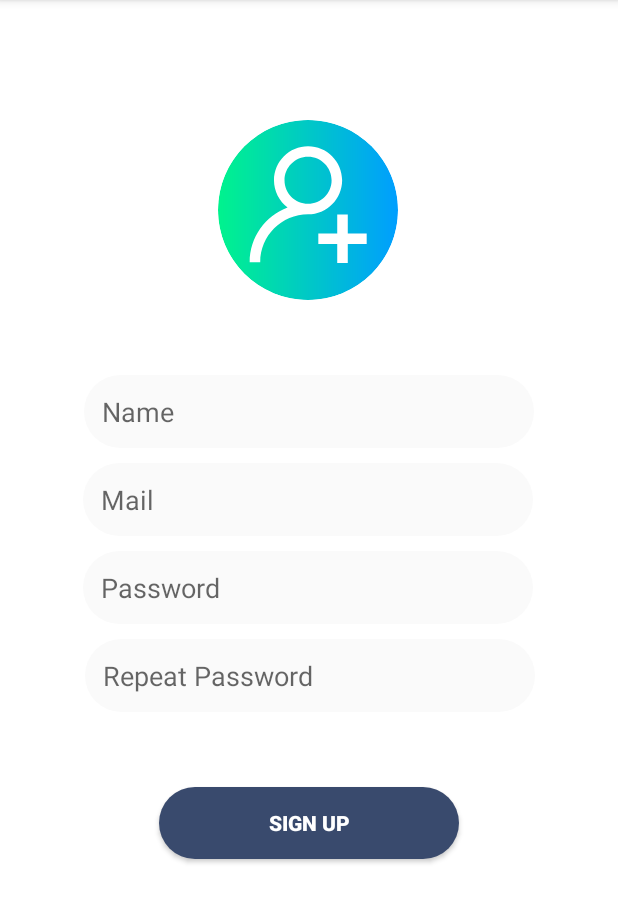
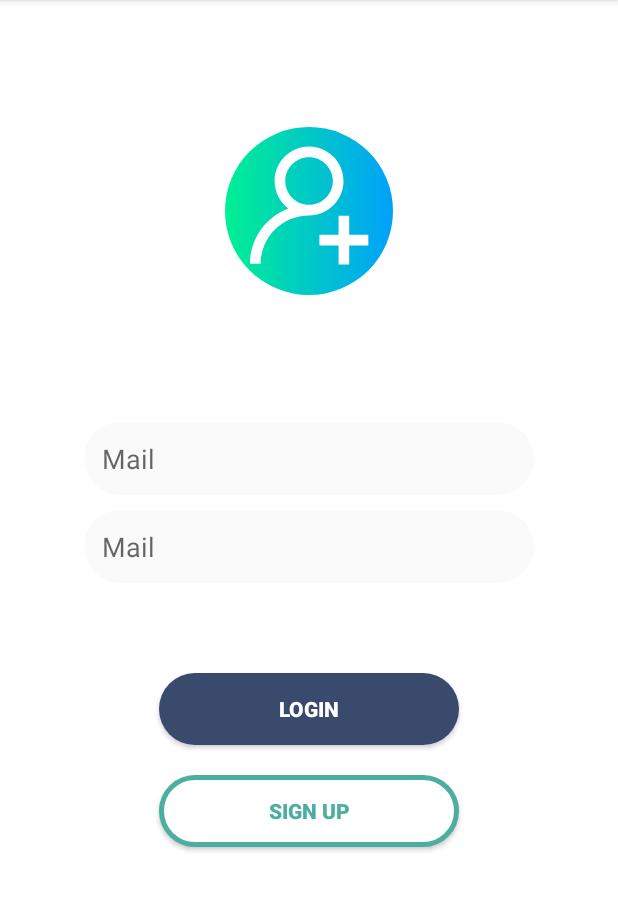
Before and after one commit to SusanaSantosMoreno/BlogFirebaseAppAndroid, an Android app: the screen it shows after launch (RegisterActivity before the commit, loginActivity after it), on a phone screen of 412 x 824 dp, the part 84-1007 px from its top. Run offline under Robolectric (Android 15) with nearby library versions, the phone set to English and light mode, and no system bars; our stand-ins replace CircleImageView, Firebase (no records; nobody signed in at launch, a user with empty details on screens opened directly).

Commit message:
FireBase user login complete.

```diff
--- a/app/src/main/AndroidManifest.xml
+++ b/app/src/main/AndroidManifest.xml
@@ -9,14 +9,15 @@
         android:roundIcon="@mipmap/ic_launcher_round"
         android:supportsRtl="true"
         android:theme="@style/AppTheme">
-        <activity android:name=".HomeActivity"></activity>
-        <activity android:name=".Activities.RegisterActivity">
+        <activity android:name=".Activities.loginActivity">
             <intent-filter>
                 <action android:name="android.intent.action.MAIN" />
 
                 <category android:name="android.intent.category.LAUNCHER" />
             </intent-filter>
         </activity>
+        <activity android:name=".Activities.HomeActivity" />
+        <activity android:name=".Activities.RegisterActivity"></activity>
     </application>
 
     <uses-permission android:name="android.permission.READ_EXTERNAL_STORAGE" />
--- a/app/src/main/java/com/example/susanasantosmoreno/blogfirebaseapp/HomeActivity.java
+++ b/app/src/main/java/com/example/susanasantosmoreno/blogfirebaseapp/Activities/HomeActivity.java
@@ -1,8 +1,9 @@
-package com.example.susanasantosmoreno.blogfirebaseapp;
+package com.example.susanasantosmoreno.blogfirebaseapp.Activities;
+
 
 import androidx.appcompat.app.AppCompatActivity;
-
 import android.os.Bundle;
+import com.example.susanasantosmoreno.blogfirebaseapp.R;
 
 public class HomeActivity extends AppCompatActivity {
 
--- a/app/src/main/java/com/example/susanasantosmoreno/blogfirebaseapp/Activities/RegisterActivity.java
+++ b/app/src/main/java/com/example/susanasantosmoreno/blogfirebaseapp/Activities/RegisterActivity.java
@@ -19,7 +19,6 @@ import android.widget.ImageView;
 import android.widget.ProgressBar;
 import android.widget.Toast;
 
-import com.example.susanasantosmoreno.blogfirebaseapp.HomeActivity;
 import com.example.susanasantosmoreno.blogfirebaseapp.R;
 import com.google.android.gms.tasks.OnCompleteListener;
 import com.google.android.gms.tasks.OnSuccessListener;
@@ -54,12 +53,12 @@ public class RegisterActivity extends AppCompatActivity {
         setContentView(R.layout.activity_register);
 
         //init views
-        userImage = findViewById(R.id.reg_user_img);
+        userImage = findViewById(R.id.regUserImg);
         userEmail = findViewById(R.id.regMail);
         userName = findViewById(R.id.regName);
         userPassword = findViewById(R.id.regPassword);
         userPasswordRepeat = findViewById(R.id.regPasswordRep);
-        regBtn = findViewById(R.id.reg_button);
+        regBtn = findViewById(R.id.regButton);
         loadingProgress = findViewById(R.id.regProgressBar);
         mAuth = FirebaseAuth.getInstance();
 
--- /dev/null
+++ b/app/src/main/java/com/example/susanasantosmoreno/blogfirebaseapp/Activities/loginActivity.java
@@ -0,0 +1,116 @@
+package com.example.susanasantosmoreno.blogfirebaseapp.Activities;
+
+import androidx.annotation.NonNull;
+import androidx.appcompat.app.AppCompatActivity;
+
+import android.content.Intent;
+import android.media.Image;
+import android.os.Bundle;
+import android.view.View;
+import android.widget.Button;
+import android.widget.EditText;
+import android.widget.ImageView;
+import android.widget.ProgressBar;
+import android.widget.Toast;
+
+import com.example.susanasantosmoreno.blogfirebaseapp.R;
+import com.google.android.gms.tasks.OnCompleteListener;
+import com.google.android.gms.tasks.Task;
+import com.google.firebase.auth.AuthResult;
+import com.google.firebase.auth.FirebaseAuth;
+import com.google.firebase.auth.FirebaseUser;
+
+public class loginActivity extends AppCompatActivity {
+
+    private EditText userMail;
+    private EditText userPassword;
+    private Button loginBtn;
+    private ProgressBar loginProgressBar;
+    private Button loginSignUpBtn;
+
+    private FirebaseAuth mAuth;
+    private Intent homeActivity;
+
+    @Override
+    protected void onCreate(Bundle savedInstanceState) {
+        super.onCreate(savedInstanceState);
+        setContentView(R.layout.activity_login);
+
+        //init views
+        userMail = findViewById(R.id.loginMail);
+        userPassword = findViewById(R.id.loginPassword);
+        loginBtn = findViewById(R.id.loginButton);
+        loginProgressBar = findViewById(R.id.loginProgressBar);
+        loginSignUpBtn = findViewById(R.id.signUpButton);
+        mAuth = FirebaseAuth.getInstance();
+        homeActivity = new Intent(this, HomeActivity.class);
+
+        loginProgressBar.setVisibility(View.INVISIBLE);
+        loginBtn.setOnClickListener(new View.OnClickListener() {
+            @Override
+            public void onClick(View v) {
+                loginProgressBar.setVisibility(View.VISIBLE);
+                loginBtn.setVisibility(View.INVISIBLE);
+
+                final String mail = userMail.getText().toString();
+                final String password = userPassword.getText().toString();
+
+                if(mail.isEmpty() || password.isEmpty()){
+                    showMessage("Please verify all fields");
+                    loginProgressBar.setVisibility(View.INVISIBLE);
+                    loginBtn.setVisibility(View.VISIBLE);
+                }else{
+                    signIn(mail, password);
+                }
+            }
+        });
+
+        loginSignUpBtn.setOnClickListener(new View.OnClickListener() {
+            @Override
+            public void onClick(View v) {
+                Intent registerActivity = new Intent(getApplicationContext(), RegisterActivity.class);
+                startActivity(registerActivity);
+                finish();
+            }
+        });
+    }
+
+    private void signIn(String mail, String password) {
+        mAuth.signInWithEmailAndPassword(mail, password).addOnCompleteListener
+                (new OnCompleteListener<AuthResult>() {
+                    @Override
+                    public void onComplete(@NonNull Task<AuthResult> task) {
+                        if(task.isSuccessful()){
+                            loginProgressBar.setVisibility(View.INVISIBLE);
+                            loginBtn.setVisibility(View.VISIBLE);
+                            updateUI();
+                        }else{
+                            showMessage(task.getException().getMessage());
+                            loginProgressBar.setVisibility(View.INVISIBLE);
+                            loginBtn.setVisibility(View.VISIBLE);
+                        }
+                    }
+                });
+    }
+
+    private void updateUI() {
+        startActivity(homeActivity);
+        finish();
+    }
+
+    private void showMessage(String message) {
+        Toast.makeText(getApplicationContext(), message, Toast.LENGTH_LONG).show();
+    }
+
+    @Override
+    protected void onStart() {
+        super.onStart();
+
+        FirebaseUser user = mAuth.getCurrentUser();
+
+        if(user != null){
+            // the user is already connected
+            updateUI();
+        }
+    }
+}
--- /dev/null
+++ b/app/src/main/res/drawable/login_btn_style.xml
@@ -0,0 +1,6 @@
+<?xml version="1.0" encoding="utf-8"?>
+<shape xmlns:android="http://schemas.android.com/apk/res/android">
+    <solid android:color="#FFFFFF"></solid>
+    <corners android:radius="32dp"></corners>
+    <stroke android:color="@color/colorAdditionalMed" android:width="3dp"></stroke>
+</shape>
--- a/app/src/main/res/layout/activity_home.xml
+++ b/app/src/main/res/layout/activity_home.xml
@@ -4,6 +4,6 @@
     xmlns:tools="http://schemas.android.com/tools"
     android:layout_width="match_parent"
     android:layout_height="match_parent"
-    tools:context=".HomeActivity">
+    tools:context=".Activities.HomeActivity">
 
 </androidx.constraintlayout.widget.ConstraintLayout>
--- /dev/null
+++ b/app/src/main/res/layout/activity_login.xml
@@ -0,0 +1,82 @@
+<?xml version="1.0" encoding="utf-8"?>
+<androidx.constraintlayout.widget.ConstraintLayout xmlns:android="http://schemas.android.com/apk/res/android"
+    xmlns:app="http://schemas.android.com/apk/res-auto"
+    xmlns:tools="http://schemas.android.com/tools"
+    android:layout_width="match_parent"
+    android:layout_height="match_parent"
+    tools:context=".Activities.loginActivity"
+    android:background="#ffffff">
+
+    <de.hdodenhof.circleimageview.CircleImageView
+        android:id="@+id/loginUserImg"
+        android:layout_width="112dp"
+        android:layout_height="121dp"
+        android:layout_marginTop="80dp"
+        android:src="@drawable/adduser"
+        app:layout_constraintEnd_toEndOf="parent"
+        app:layout_constraintStart_toStartOf="parent"
+        app:layout_constraintTop_toTopOf="parent" />
+
+    <EditText
+        android:id="@+id/loginMail"
+        android:layout_width="300dp"
+        android:layout_height="wrap_content"
+        android:layout_marginTop="80dp"
+        android:background="@drawable/reg_edittext_style"
+        android:ems="10"
+        android:hint="@string/reg_mail"
+        android:inputType="textPersonName"
+        app:layout_constraintEnd_toEndOf="parent"
+        app:layout_constraintStart_toStartOf="parent"
+        app:layout_constraintTop_toBottomOf="@+id/loginUserImg" />
+
+    <EditText
+        android:id="@+id/loginPassword"
+        android:layout_width="300dp"
+        android:layout_height="wrap_content"
+        android:layout_marginTop="10dp"
+        android:background="@drawable/reg_edittext_style"
+        android:ems="10"
+        android:hint="@string/reg_mail"
+        android:inputType="textPersonName|textPassword"
+        app:layout_constraintEnd_toEndOf="parent"
+        app:layout_constraintStart_toStartOf="parent"
+        app:layout_constraintTop_toBottomOf="@+id/loginMail" />
+
+    <Button
+        android:id="@+id/loginButton"
+        android:layout_width="200dp"
+        android:layout_height="wrap_content"
+        android:layout_marginTop="60dp"
+        android:background="@drawable/reg_btn_style"
+        android:text="@string/login_button"
+        android:textColor="@android:color/white"
+        android:textStyle="bold"
+        app:layout_constraintEnd_toEndOf="parent"
+        app:layout_constraintStart_toStartOf="parent"
+        app:layout_constraintTop_toBottomOf="@+id/loginPassword" />
+
+    <ProgressBar
+        android:id="@+id/loginProgressBar"
+        style="?android:attr/progressBarStyle"
+        android:layout_width="wrap_content"
+        android:layout_height="wrap_content"
+        app:layout_constraintBottom_toBottomOf="@+id/loginButton"
+        app:layout_constraintEnd_toEndOf="@+id/loginButton"
+        app:layout_constraintStart_toStartOf="@+id/loginButton"
+        app:layout_constraintTop_toTopOf="@+id/loginButton" />
+
+    <Button
+        android:id="@+id/signUpButton"
+        android:layout_width="200dp"
+        android:layout_height="wrap_content"
+        android:layout_marginTop="20dp"
+        android:background="@drawable/login_btn_style"
+        android:text="@string/reg_button"
+        android:textColor="@color/colorAdditionalMed"
+        android:textStyle="bold"
+        app:layout_constraintEnd_toEndOf="parent"
+        app:layout_constraintStart_toStartOf="parent"
+        app:layout_constraintTop_toBottomOf="@+id/loginProgressBar" />
+
+</androidx.constraintlayout.widget.ConstraintLayout>
--- a/app/src/main/res/layout/activity_register.xml
+++ b/app/src/main/res/layout/activity_register.xml
@@ -8,7 +8,7 @@
     android:background="#ffffff">
 
     <de.hdodenhof.circleimageview.CircleImageView
-        android:id="@+id/reg_user_img"
+        android:id="@+id/regUserImg"
         android:layout_width="120dp"
         android:layout_height="120dp"
         android:layout_marginTop="80dp"
@@ -29,7 +29,7 @@
         android:inputType="none|textPersonName"
         app:layout_constraintEnd_toEndOf="parent"
         app:layout_constraintStart_toStartOf="parent"
-        app:layout_constraintTop_toBottomOf="@+id/reg_user_img" />
+        app:layout_constraintTop_toBottomOf="@+id/regUserImg" />
 
     <EditText
         android:id="@+id/regMail"
@@ -74,7 +74,7 @@
         app:layout_constraintTop_toBottomOf="@+id/regPassword" />
 
     <Button
-        android:id="@+id/reg_button"
+        android:id="@+id/regButton"
         android:layout_width="200dp"
         android:layout_height="wrap_content"
         android:layout_marginTop="50dp"
@@ -91,9 +91,9 @@
         style="?android:attr/progressBarStyle"
         android:layout_width="wrap_content"
         android:layout_height="wrap_content"
-        app:layout_constraintBottom_toBottomOf="@+id/reg_button"
-        app:layout_constraintEnd_toEndOf="@+id/reg_button"
-        app:layout_constraintStart_toStartOf="@+id/reg_button"
-        app:layout_constraintTop_toTopOf="@+id/reg_button" />
+        app:layout_constraintBottom_toBottomOf="@+id/regButton"
+        app:layout_constraintEnd_toEndOf="@+id/regButton"
+        app:layout_constraintStart_toStartOf="@+id/regButton"
+        app:layout_constraintTop_toTopOf="@+id/regButton" />
 
 </androidx.constraintlayout.widget.ConstraintLayout>
--- a/app/src/main/res/values/strings.xml
+++ b/app/src/main/res/values/strings.xml
@@ -5,4 +5,5 @@
     <string name="reg_password">Password</string>
     <string name="reg_password_repeat">Repeat Password</string>
     <string name="reg_button">Sign Up</string>
+    <string name="login_button">Login</string>
 </resources>
```
